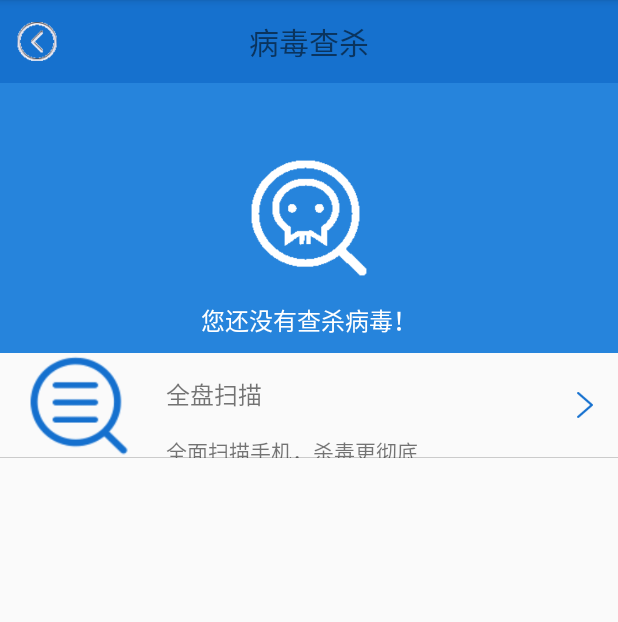
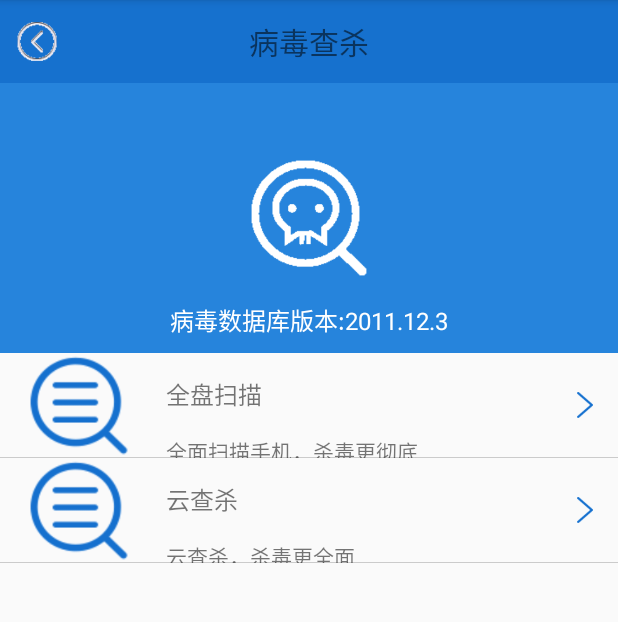
Before and after one commit to 07160820ljl/MobileGuard, an Android app: the screen it shows after launch (VirusScanActivity), after a tap on "手机杀毒", on a phone screen of 412 x 824 dp, the part 84-706 px from its top. Run offline under Robolectric (Android 15) with nearby library versions, the phone set to English and light mode, and no system bars.

Commit message:
手机杀毒版本更新功能。

```diff
--- a/app/src/main/java/cn/edu/gdmec/android/mobileguard/m5virusscan/VirusScanActivity.java
+++ b/app/src/main/java/cn/edu/gdmec/android/mobileguard/m5virusscan/VirusScanActivity.java
@@ -2,62 +2,124 @@ package cn.edu.gdmec.android.mobileguard.m5virusscan;
 
 import android.content.Intent;
 import android.content.SharedPreferences;
+import android.os.Bundle;
+import android.os.Environment;
+import android.os.Handler;
+import android.os.Message;
 import android.support.v7.app.AppCompatActivity;
-import android.os.Bundle;
 import android.util.Log;
 import android.view.View;
 import android.widget.ImageView;
 import android.widget.TextView;
 
 import java.io.File;
+import java.io.FileInputStream;
 import java.io.FileOutputStream;
 import java.io.InputStream;
 
 import cn.edu.gdmec.android.mobileguard.R;
+import cn.edu.gdmec.android.mobileguard.m1home.utils.VersionUpdateUtils;
+import cn.edu.gdmec.android.mobileguard.m5virusscan.dao.AntiVirusDao;
 
-public class VirusScanActivity extends AppCompatActivity implements View.OnClickListener {
+/**
+ * Created by student on 17/10/17.
+ */
+
+public class VirusScanActivity extends AppCompatActivity implements View.OnClickListener{
     private TextView mLastTimeTV;
     private SharedPreferences mSP;
+    private String mVersion;
+    private TextView mDbVersionTV;
 
     @Override
     protected void onCreate(Bundle savedInstanceState) {
         super.onCreate(savedInstanceState);
         setContentView(R.layout.activity_virus_scan);
-        mSP = getSharedPreferences("config", MODE_PRIVATE);
-        copyDB("antivirus.db");
+        mSP=getSharedPreferences("config",MODE_PRIVATE);
+        copyDB("antivirus.db","");
         initView();
     }
 
+
     @Override
     protected void onResume() {
-        String string = mSP.getString("lastVirusScan","您还没有查杀病毒！" );
+        String string=mSP.getString("lastVirusScan","您还没有查杀病毒！");
         mLastTimeTV.setText(string);
         super.onResume();
     }
-
-    private void copyDB(final String dbname) {
-        new Thread() {
+    Handler handler = new Handler(){
+        @Override
+        public void handleMessage(Message msg) {
+            if(msg.what==0) {
+                AntiVirusDao dao = new AntiVirusDao(VirusScanActivity.this);
+                mVersion = dao.getVirusVersion();
+                mDbVersionTV = (TextView) findViewById(R.id.tv_lastscantime);
+                mDbVersionTV.setText("病毒数据库版本:" + mVersion);
+                UpdateDb(mVersion);
+            }
+            super.handleMessage(msg);
+        }
+    };
+    VersionUpdateUtils.DownloadCallback downloadCallback = new VersionUpdateUtils.DownloadCallback() {
+        @Override
+        public void afterDownload(String filename) {
+            copyDB("antivirus.db", Environment.getExternalStoragePublicDirectory("/download/").getPath());
+        }
+    };
+    final private void UpdateDb(String localDbVersion){
+        final VersionUpdateUtils versionUpdateUtils = new VersionUpdateUtils(localDbVersion,VirusScanActivity.this,downloadCallback,null);
+        new Thread(){
+            @Override
             public void run() {
-                try {
-                    File file = new File(getFilesDir(), dbname);
-                    if (file.exists() && file.length() > 0) {
-                        Log.i("VirusScanActivity", "数据库已存在！");
+                versionUpdateUtils.getCloudVersion("http://android2017.duapp.com/virusupdateinfo.html");
+            }
+        }.start();
+    }
+    private void copyDB(final String dbname,final String fromPath) {
+        new Thread (  ){
+            public void run(){
+                try{
+                    File file = new File ( getFilesDir (),dbname );
+                    if(file.exists()&&file.length()>0&&fromPath.equals("")){
+                        Log.i ("VirusScanActivity","数据库已存在！");
+                        handler.sendEmptyMessage(0);
                         return;
                     }
-                    InputStream is = getAssets().open(dbname);
-                    FileOutputStream fos = openFileOutput(dbname, MODE_PRIVATE);
+                    InputStream is;
+                    if (fromPath.equals("")){
+                        is = getAssets().open(dbname);
+                    }else{
+                        file = new File(fromPath,
+                                "antivirus.db");
+                        is= new FileInputStream(file);
+                    }
+                    FileOutputStream fos = openFileOutput ( dbname, MODE_PRIVATE );
                     byte[] buffer = new byte[1024];
                     int len = 0;
-                    while ((len = is.read(buffer)) != -1) {
-                        fos.write(buffer, 0, len);
+                    while ((len = is.read (buffer))!=-1){
+                        fos.write ( buffer, 0, len );
                     }
-                    is.close();
-                    fos.close();
-                } catch (Exception e) {
-                    e.printStackTrace();
+                    is.close ();
+                    fos.close ();
+
+                    handler.sendEmptyMessage(0);
+
+                }catch (Exception e){
+                    e.printStackTrace ();
                 }
             };
-        }.start();
+        }.start ();
+    }
+    private void initView() {
+        findViewById(R.id.rl_titlebar).setBackgroundColor(
+                getResources().getColor(R.color.light_blue));
+        ImageView mLeftImgv=(ImageView)findViewById(R.id.imgv_leftbtn);
+        ((TextView)findViewById(R.id.tv_title)).setText("病毒查杀");
+        mLeftImgv.setOnClickListener(this);
+        mLeftImgv.setImageResource(R.drawable.back);
+        mLastTimeTV=(TextView)findViewById(R.id.tv_lastscantime);
+        findViewById(R.id.rl_allscanvirus).setOnClickListener(this);
+
     }
 
     @Override
@@ -70,16 +132,5 @@ public class VirusScanActivity extends AppCompatActivity implements View.OnClick
                 startActivity(new Intent(this,VirusScanSpeedActivity.class));
                 break;
         }
-
-    }
-    private void initView(){
-        findViewById(R.id.rl_titlebar).setBackgroundColor(
-                getResources().getColor(R.color.light_blue));
-        ImageView mLeftImgv = (ImageView) findViewById(R.id.imgv_leftbtn);
-        ((TextView) findViewById(R.id.tv_title)).setText("病毒查杀");
-        mLeftImgv.setOnClickListener(this);
-        mLeftImgv.setImageResource(R.drawable.back);
-        mLastTimeTV = (TextView) findViewById(R.id.tv_lastscantime);
-        findViewById(R.id.rl_allscanvirus).setOnClickListener(this);
     }
 }
--- a/app/src/main/java/cn/edu/gdmec/android/mobileguard/m5virusscan/dao/AntiVirusDao.java
+++ b/app/src/main/java/cn/edu/gdmec/android/mobileguard/m5virusscan/dao/AntiVirusDao.java
@@ -5,25 +5,40 @@ import android.database.Cursor;
 import android.database.sqlite.SQLiteDatabase;
 
 /**
- * Created by ASUS on 2017/11/18.
+ * Created by student on 17/10/17.
  */
 
 public class AntiVirusDao {
+
     private static Context context;
     private static String dbname;
     public AntiVirusDao(Context context){
         this.context = context;
-        dbname = "/data/data/"+context.getPackageName()+"/files/antivirus.db";
+        dbname = "/data/data/"+context.getPackageName ()+"/files/antivirus.db";
     }
-    public  String checkVirus(String md5){
+    public String checkVirus(String md5){
         String desc = null;
+        SQLiteDatabase db = SQLiteDatabase.openDatabase (
+                dbname, null,
+                SQLiteDatabase.OPEN_READONLY );
+        Cursor cursor = db.rawQuery ( "select desc from datable where md5=?",
+                new String[] { md5 });
+        if (cursor.moveToNext ()){
+            desc = cursor.getString ( 0 );
+        }
+        cursor.close ();
+        db.close ();
+        return desc;
+    }
+    public String getVirusVersion(){
+        String desc = null;
+
         SQLiteDatabase db = SQLiteDatabase.openDatabase(
-                dbname,null,
+                dbname, null,
                 SQLiteDatabase.OPEN_READONLY);
-        Cursor cursor = db.rawQuery("select desc from datable where md5=?",
-                new String[]{md5});
+        Cursor cursor = db.rawQuery("select * from version",null);
         if (cursor.moveToNext()){
-            desc = cursor.getString(0);
+            desc = cursor.getString(0)+"."+cursor.getString(1)+"."+cursor.getString(2);
         }
         cursor.close();
         db.close();
--- a/app/src/main/res/layout/activity_virus_scan.xml
+++ b/app/src/main/res/layout/activity_virus_scan.xml
@@ -62,6 +62,44 @@
             android:background="@color/black30"
             android:layout_alignParentBottom="true"/>
     </RelativeLayout>
+    <RelativeLayout
+        android:layout_width="match_parent"
+        android:layout_height="70dp"
+        android:id="@+id/rl_cloudscanvirus">
+        <ImageView
+            android:id="@+id/imgv_cloudscan"
+            style="@style/wrapcontent"
+            android:layout_alignParentLeft="true"
+            android:layout_centerVertical="true"
+            android:layout_marginLeft="10dp"
+            android:src="@drawable/quickscan_icon"/>
+        <TextView
+            android:id="@+id/tv_cloudscan"
+            style="@style/textview16sp"
+            android:layout_toRightOf="@+id/imgv_cloudscan"
+            android:layout_marginLeft="15dp"
+            android:layout_marginTop="15dp"
+            android:text="云查杀"/>
+        <TextView
+            android:layout_below="@+id/tv_cloudscan"
+            style="@style/textview14sp"
+            android:layout_toRightOf="@+id/imgv_cloudscan"
+            android:layout_marginLeft="15dp"
+            android:layout_marginTop="15dp"
+            android:text="云查杀，杀毒更全面"/>
+        <View
+            android:layout_width="13dp"
+            android:layout_height="20dp"
+            android:background="@drawable/rightarrow_blue"
+            android:layout_alignParentRight="true"
+            android:layout_centerVertical="true"
+            android:layout_marginRight="15dp"/>
+        <View
+            android:layout_width="match_parent"
+            android:layout_height="1.0px"
+            android:background="@color/black30"
+            android:layout_alignParentBottom="true"/>
+    </RelativeLayout>
 
 
 </LinearLayout>
```
Also changed, not shown: app/src/main/java/cn/edu/gdmec/android/mobileguard/SplashActivity.java (+22 -10 lines), app/src/main/java/cn/edu/gdmec/android/mobileguard/m1home/utils/VersionUpdateUtils.java (+113 -32 lines), app/src/main/java/cn/edu/gdmec/android/mobileguard/m5virusscan/utils/UrlClient.java (added, +85 -0 lines).
